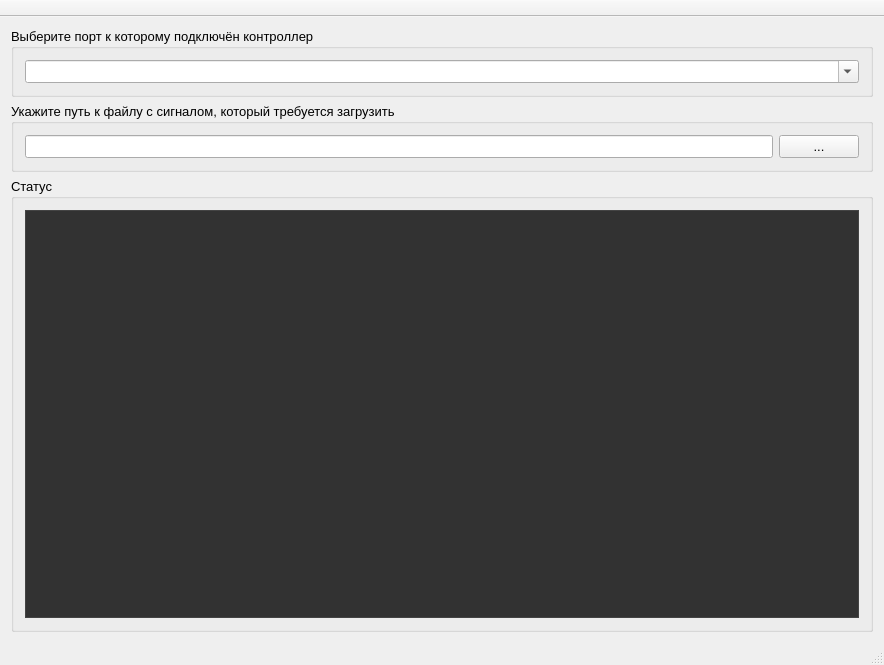
The window that PC/mainwindow.ui (pi-null-mezon/Lighthelmet) describes before a commit, drawn with Qt 5.
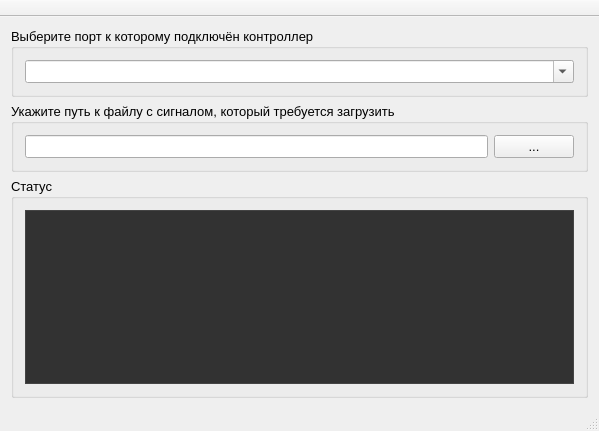
The same window after the commit. Icons and pictures are not drawn.

```diff
--- a/PC/mainwindow.ui
+++ b/PC/mainwindow.ui
@@ -6,8 +6,8 @@
    <rect>
     <x>0</x>
     <y>0</y>
-    <width>884</width>
-    <height>665</height>
+    <width>599</width>
+    <height>431</height>
    </rect>
   </property>
   <property name="font">
```
Left out of the diff: 14 changed lines with no effect on the pictures.
